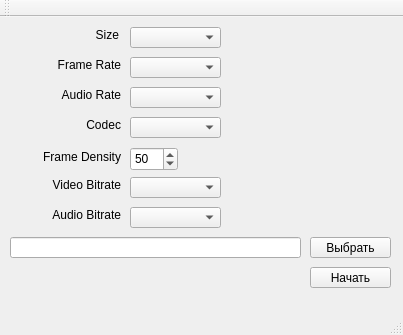
First picture: the form in src/client/mainwindow.ui, repository AirVan21/Jackal, before the edit.
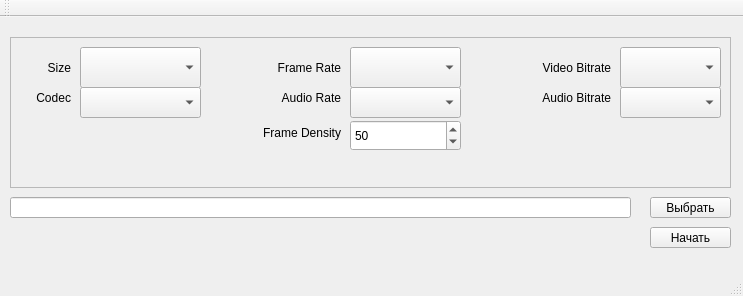
Second picture: the form after the edit.

What changed in the file:
```diff
--- a/src/client/mainwindow.ui
+++ b/src/client/mainwindow.ui
@@ -6,8 +6,8 @@
    <rect>
     <x>0</x>
     <y>0</y>
-    <width>403</width>
-    <height>335</height>
+    <width>743</width>
+    <height>296</height>
    </rect>
   </property>
   <property name="windowTitle">
@@ -17,8 +17,8 @@
    <widget class="QPushButton" name="selectButton">
     <property name="geometry">
      <rect>
-      <x>310</x>
-      <y>220</y>
+      <x>650</x>
+      <y>180</y>
       <width>81</width>
       <height>21</height>
      </rect>
@@ -31,8 +31,8 @@
     <property name="geometry">
      <rect>
       <x>10</x>
-      <y>220</y>
-      <width>291</width>
+      <y>180</y>
+      <width>621</width>
       <height>21</height>
      </rect>
     </property>
@@ -40,21 +40,11 @@
      <string/>
     </property>
    </widget>
-   <widget class="QComboBox" name="sizeComboBox">
-    <property name="geometry">
-     <rect>
-      <x>130</x>
-      <y>10</y>
-      <width>91</width>
-      <height>21</height>
-     </rect>
-    </property>
-   </widget>
    <widget class="QPushButton" name="startButton">
     <property name="geometry">
      <rect>
-      <x>310</x>
-      <y>250</y>
+      <x>650</x>
+      <y>210</y>
       <width>81</width>
       <height>21</height>
      </rect>
@@ -63,61 +53,38 @@
      <string>Начать</string>
     </property>
    </widget>
-   <widget class="QLabel" name="label">
+   <widget class="QFrame" name="frame">
     <property name="geometry">
      <rect>
-      <x>30</x>
-      <y>130</y>
-      <width>91</width>
-      <height>20</height>
+      <x>10</x>
+      <y>20</y>
+      <width>721</width>
+      <height>151</height>
      </rect>
     </property>
-    <property name="text">
-     <string>Frame Density</string>
+    <property name="frameShape">
+     <enum>QFrame::StyledPanel</enum>
     </property>
-    <property name="alignment">
-     <set>Qt::AlignRight|Qt::AlignTrailing|Qt::AlignVCenter</set>
+    <property name="frameShadow">
+     <enum>QFrame::Raised</enum>
     </property>
-   </widget>
-   <widget class="QLabel" name="label_2">
+    <widget class="QComboBox" name="sizeComboBox">
     <property name="geometry">
      <rect>
-      <x>40</x>
-      <y>40</y>
-      <width>81</width>
-      <height>16</height>
-     </rect>
-    </property>
-    <property name="text">
-     <string>Frame Rate</string>
-    </property>
-    <property name="alignment">
-     <set>Qt::AlignRight|Qt::AlignTrailing|Qt::AlignVCenter</set>
-    </property>
-   </widget>
-   <widget class="QLabel" name="label_3">
-    <property name="geometry">
-     <rect>
-      <x>40</x>
-      <y>70</y>
-      <width>81</width>
-      <height>16</height>
-     </rect>
-    </property>
-    <property name="text">
-     <string>Audio Rate</string>
-    </property>
-    <property name="alignment">
-     <set>Qt::AlignRight|Qt::AlignTrailing|Qt::AlignVCenter</set>
+       <x>70</x>
+       <y>10</y>
+       <width>121</width>
+       <height>41</height>
+      </rect>
     </property>
    </widget>
    <widget class="QLabel" name="label_4">
     <property name="geometry">
      <rect>
-      <x>40</x>
-      <y>100</y>
-      <width>81</width>
-      <height>16</height>
+       <x>10</x>
+       <y>50</y>
+       <width>51</width>
+       <height>21</height>
      </rect>
     </property>
     <property name="text">
@@ -127,13 +94,39 @@
      <set>Qt::AlignRight|Qt::AlignTrailing|Qt::AlignVCenter</set>
     </property>
    </widget>
+    <widget class="QComboBox" name="codecComboBox">
+     <property name="geometry">
+      <rect>
+       <x>70</x>
+       <y>50</y>
+       <width>121</width>
+       <height>31</height>
+      </rect>
+     </property>
+    </widget>
+    <widget class="QLabel" name="label_7">
+     <property name="geometry">
+      <rect>
+       <x>20</x>
+       <y>20</y>
+       <width>41</width>
+       <height>21</height>
+      </rect>
+     </property>
+     <property name="text">
+      <string>Size</string>
+     </property>
+     <property name="alignment">
+      <set>Qt::AlignRight|Qt::AlignTrailing|Qt::AlignVCenter</set>
+     </property>
+    </widget>
    <widget class="QLabel" name="label_5">
     <property name="geometry">
      <rect>
-      <x>40</x>
-      <y>160</y>
-      <width>81</width>
-      <height>16</height>
+       <x>510</x>
+       <y>20</y>
+       <width>91</width>
+       <height>21</height>
      </rect>
     </property>
     <property name="text">
@@ -143,13 +136,59 @@
      <set>Qt::AlignRight|Qt::AlignTrailing|Qt::AlignVCenter</set>
     </property>
    </widget>
+    <widget class="QComboBox" name="audioBitrateComboBox">
+     <property name="geometry">
+      <rect>
+       <x>610</x>
+       <y>50</y>
+       <width>101</width>
+       <height>31</height>
+      </rect>
+     </property>
+    </widget>
+    <widget class="QComboBox" name="videoBitrateComboBox">
+     <property name="geometry">
+      <rect>
+       <x>610</x>
+       <y>10</y>
+       <width>101</width>
+       <height>41</height>
+      </rect>
+     </property>
+    </widget>
+    <widget class="QLabel" name="label_3">
+     <property name="geometry">
+      <rect>
+       <x>250</x>
+       <y>50</y>
+       <width>81</width>
+       <height>21</height>
+      </rect>
+     </property>
+     <property name="text">
+      <string>Audio Rate</string>
+     </property>
+     <property name="alignment">
+      <set>Qt::AlignRight|Qt::AlignTrailing|Qt::AlignVCenter</set>
+     </property>
+    </widget>
+    <widget class="QComboBox" name="frameRateComboBox">
+     <property name="geometry">
+      <rect>
+       <x>340</x>
+       <y>10</y>
+       <width>111</width>
+       <height>41</height>
+      </rect>
+     </property>
+    </widget>
    <widget class="QLabel" name="label_6">
     <property name="geometry">
      <rect>
-      <x>40</x>
-      <y>190</y>
-      <width>81</width>
-      <height>16</height>
+       <x>510</x>
+       <y>50</y>
+       <width>91</width>
+       <height>21</height>
      </rect>
     </property>
     <property name="text">
@@ -159,17 +198,43 @@
      <set>Qt::AlignRight|Qt::AlignTrailing|Qt::AlignVCenter</set>
     </property>
    </widget>
-   <widget class="QLabel" name="label_7">
+    <widget class="QComboBox" name="audioRateComboBox">
     <property name="geometry">
      <rect>
-      <x>60</x>
-      <y>10</y>
-      <width>59</width>
-      <height>16</height>
-     </rect>
-    </property>
+       <x>340</x>
+       <y>50</y>
+       <width>111</width>
+       <height>31</height>
+      </rect>
+     </property>
+    </widget>
+    <widget class="QLabel" name="label_2">
+     <property name="geometry">
+      <rect>
+       <x>250</x>
+       <y>20</y>
+       <width>81</width>
+       <height>21</height>
+      </rect>
+     </property>
     <property name="text">
-     <string>Size</string>
+      <string>Frame Rate</string>
+     </property>
+     <property name="alignment">
+      <set>Qt::AlignRight|Qt::AlignTrailing|Qt::AlignVCenter</set>
+     </property>
+    </widget>
+    <widget class="QLabel" name="label">
+     <property name="geometry">
+      <rect>
+       <x>230</x>
+       <y>70</y>
+       <width>101</width>
+       <height>51</height>
+      </rect>
+     </property>
+     <property name="text">
+      <string>Frame Density</string>
     </property>
     <property name="alignment">
      <set>Qt::AlignRight|Qt::AlignTrailing|Qt::AlignVCenter</set>
@@ -178,65 +243,16 @@
    <widget class="QSpinBox" name="frameDensitySpinBox">
     <property name="geometry">
      <rect>
-      <x>130</x>
-      <y>130</y>
-      <width>48</width>
-      <height>24</height>
+       <x>340</x>
+       <y>83</y>
+       <width>111</width>
+       <height>31</height>
      </rect>
     </property>
     <property name="value">
      <number>50</number>
     </property>
    </widget>
-   <widget class="QComboBox" name="frameRateComboBox">
-    <property name="geometry">
-     <rect>
-      <x>130</x>
-      <y>40</y>
-      <width>91</width>
-      <height>21</height>
-     </rect>
-    </property>
-   </widget>
-   <widget class="QComboBox" name="audioRateComboBox">
-    <property name="geometry">
-     <rect>
-      <x>130</x>
-      <y>70</y>
-      <width>91</width>
-      <height>21</height>
-     </rect>
-    </property>
-   </widget>
-   <widget class="QComboBox" name="codecComboBox">
-    <property name="geometry">
-     <rect>
-      <x>130</x>
-      <y>100</y>
-      <width>91</width>
-      <height>21</height>
-     </rect>
-    </property>
-   </widget>
-   <widget class="QComboBox" name="videoBitrateComboBox">
-    <property name="geometry">
-     <rect>
-      <x>130</x>
-      <y>160</y>
-      <width>91</width>
-      <height>21</height>
-     </rect>
-    </property>
-   </widget>
-   <widget class="QComboBox" name="audioBitrateComboBox">
-    <property name="geometry">
-     <rect>
-      <x>130</x>
-      <y>190</y>
-      <width>91</width>
-      <height>21</height>
-     </rect>
-    </property>
    </widget>
   </widget>
   <widget class="QMenuBar" name="menuBar">
```
Left out of the diff: 4 changed lines with no effect on the pictures. Lines whose indentation alone changed are shown as unchanged.
